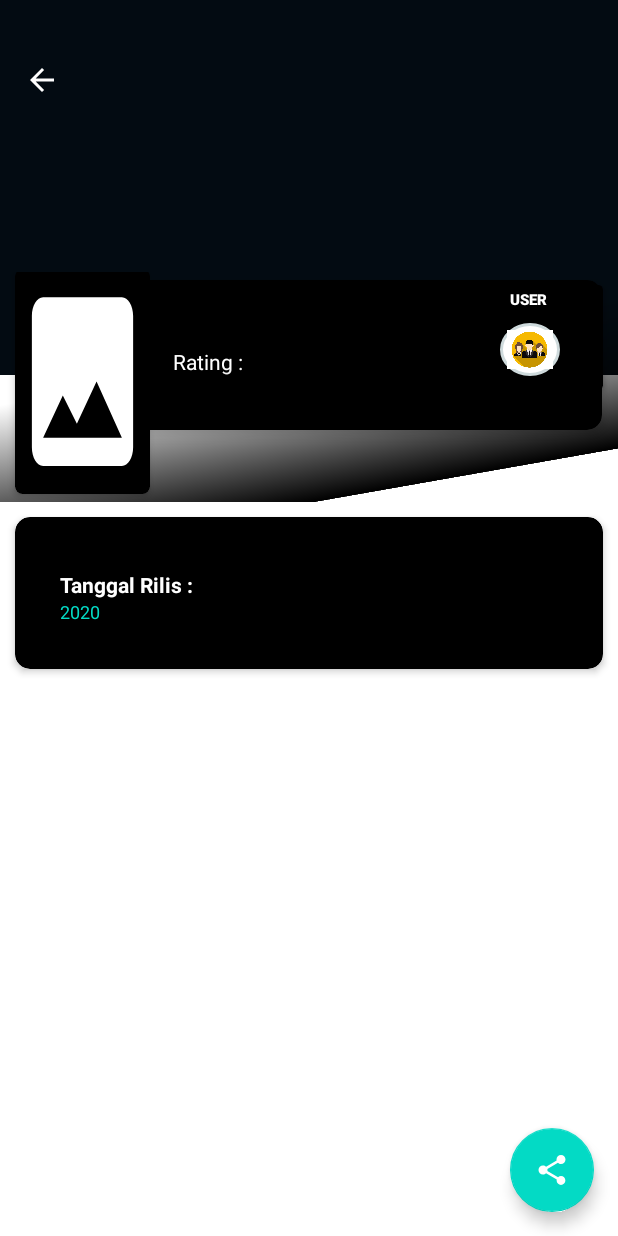
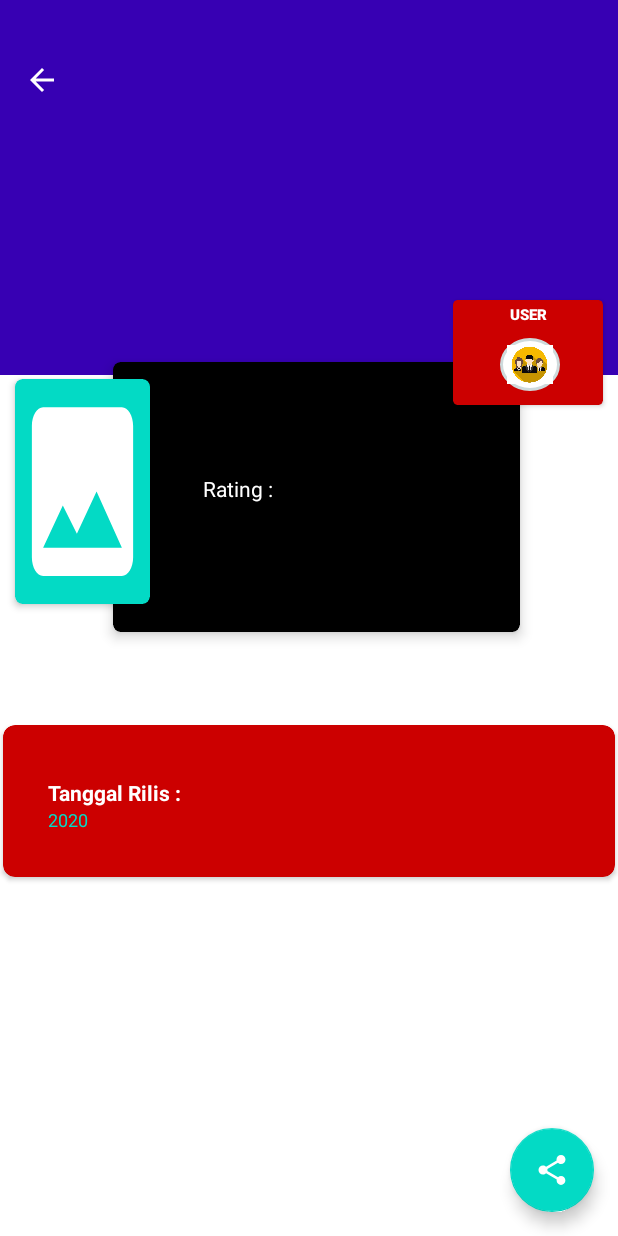
Before and after one commit to lulusalsabila/AplikasiFilmKita, an Android app: the DetailMovieActivity screen opened directly, with no data from a screen before it, on a phone screen of 412 x 824 dp. Run offline under Robolectric (Android 15) with nearby library versions, the light colour scheme and no system bars; libraries missing offline, so code that uses them is left out: com.androidnetworking, com.androidnetworking.common, com.androidnetworking.error, com.androidnetworking.interfaces, com.github.ivbaranov.mfb; plain views replace DiagonalLayout, KenBurnsView; pictures from the network do not load.

Commit message:
Project Update 7

```diff
--- a/app/src/main/java/com/example/filmkita/activities/DetailMovieActivity.java
+++ b/app/src/main/java/com/example/filmkita/activities/DetailMovieActivity.java
@@ -75,9 +75,9 @@
                     getSupportActionBar().setDisplayHomeAsUpEnabled(true);
 
                     progressDialog = new ProgressDialog(this);
-                    progressDialog.setTitle("Please Wait..");
+                    progressDialog.setTitle("Mohon Tunggu..");
                     progressDialog.setCancelable(false);
-                    progressDialog.setMessage("Trailer Loading..");
+                    progressDialog.setMessage("Sedang Loading Data..");
 
                     ratingBar = findViewById(R.id.ratingBar);
                     imgCover = findViewById(R.id.coveratas);
@@ -128,7 +128,7 @@
                 String description = modelMovie.getOverview();
                 shareIntent.putExtra(Intent.EXTRA_SUBJECT, subject);
                 shareIntent.putExtra(Intent.EXTRA_TEXT, subject + "\n\n" + description + "\n\n" + movieURL);
-                startActivity(Intent.createChooser(shareIntent, "Share With :"));
+                startActivity(Intent.createChooser(shareIntent, "Bagikan :"));
             }
         });
 
--- a/app/src/main/res/drawable/bg_rounded.xml
+++ b/app/src/main/res/drawable/bg_rounded.xml
@@ -1,6 +1,6 @@
 <?xml version="1.0" encoding="utf-8"?>
 <shape xmlns:android="http://schemas.android.com/apk/res/android"
     android:shape="rectangle">
-    <solid android:color="#01051B" />
+    <solid android:color="@color/colorPrimaryDark" />
     <corners android:radius="15dp" />
 </shape>
--- a/app/src/main/res/drawable/design_header.xml
+++ b/app/src/main/res/drawable/design_header.xml
@@ -1,7 +1,7 @@
 <?xml version="1.0" encoding="utf-8"?>
 <vector android:height="84.0dip" android:width="360.0dip" android:viewportWidth="360.0" android:viewportHeight="84.0"
     xmlns:android="http://schemas.android.com/apk/res/android" xmlns:aapt="http://schemas.android.com/aapt">
-    <path android:fillColor="#010B13" android:pathData="M-120,-20a300,160 0,1 0,600 0a300,160 0,1 0,-600 0z" android:strokeColor="#00000000" android:strokeWidth="1.0" android:fillType="evenOdd" />
+    <path android:fillColor="#003047" android:pathData="M-120,-20a300,160 0,1 0,600 0a300,160 0,1 0,-600 0z" android:strokeColor="#00000000" android:strokeWidth="1.0" android:fillType="evenOdd" />
     <path android:fillColor="#FFFFFF" android:pathData="M360,19C352.582,41.202 331.338,50.823 296.266,47.862C243.659,43.422 200.15,29.245 146.721,63.404C111.102,86.176 62.195,72.3 -0,21.775L-0,108C54.667,129.333 114.667,140 180,140C245.333,140 305.333,129.333 360,108L360,19Z" android:strokeColor="#00000000" android:strokeWidth="1.0" android:fillAlpha="0.06" android:fillType="evenOdd" />
     <path android:fillColor="#ffece1ff" android:pathData="M360,1.097C336.2,-3.603 310.871,6.803 284.011,32.315C243.722,70.584 228.244,69.217 193.816,55.478C159.389,41.739 55.35,33.012 -0,64C-36.9,84.659 -36.9,99.325 -0,108C53.333,129.333 113.333,140 180,140C246.667,140 306.667,129.333 360,108L360,1.097Z" android:strokeColor="#00000000" android:strokeWidth="1.0" android:fillAlpha="0.05" android:fillType="evenOdd" />
 </vector>
--- a/app/src/main/res/drawable/ic_movie.xml
+++ b/app/src/main/res/drawable/ic_movie.xml
@@ -4,6 +4,6 @@
     android:viewportWidth="24.0"
     android:viewportHeight="24.0">
     <path
-        android:fillColor="#FFFFFF"
+        android:fillColor="#000000"
         android:pathData="M18,4l2,4h-3l-2,-4h-2l2,4h-3l-2,-4H8l2,4H7L5,4H4c-1.1,0 -1.99,0.9 -1.99,2L2,18c0,1.1 0.9,2 2,2h16c1.1,0 2,-0.9 2,-2V4h-4z"/>
 </vector>
--- a/app/src/main/res/layout/activity_detail_film.xml
+++ b/app/src/main/res/layout/activity_detail_film.xml
@@ -16,7 +16,7 @@
             android:id="@+id/coveratas"
             android:layout_width="match_parent"
             android:layout_height="match_parent"
-            android:background="#030B12"
+            android:background="@color/colorPrimaryDark"
             android:scaleType="fitXY" />
     </com.github.florent37.diagonallayout.DiagonalLayout>
 
@@ -60,23 +60,26 @@
                     android:layout_height="match_parent"
                     android:layout_gravity="bottom"
                     android:orientation="vertical"
-                    android:paddingStart="30dp"
+                    android:paddingStart="15dp"
                     android:paddingEnd="5dp">
 
                     <androidx.cardview.widget.CardView
-                        android:layout_width="match_parent"
-                        android:layout_height="wrap_content"
-                        android:layout_marginStart="20dp"
-                        android:layout_marginEnd="20dp"
-                        android:layout_margin="5dp"
-                        app:cardBackgroundColor="#000000"
-                        app:cardCornerRadius="10dp"
+                        android:layout_width="700dp"
+                        android:layout_height="180dp"
+                        android:layout_alignParentStart="true"
+                        android:layout_margin="60dp"
+                        android:layout_marginStart="50dp"
+                        android:layout_marginTop="5dp"
+                        android:layout_marginEnd="50dp"
+                        android:layout_marginBottom="5dp"
+                        app:cardBackgroundColor="@android:color/black"
+                        app:cardCornerRadius="5dp"
                         app:cardElevation="5dp">
 
                         <LinearLayout
                             android:layout_width="match_parent"
                             android:layout_height="wrap_content"
-                            android:layout_marginStart="60dp"
+                            android:layout_marginStart="40dp"
                             android:layout_marginEnd="10dp"
                             android:orientation="vertical"
                             android:padding="20dp">
@@ -101,27 +104,16 @@
                             </LinearLayout>
 
                             <RelativeLayout
-                                android:layout_width="wrap_content"
-                                android:layout_height="wrap_content">
+                                android:layout_width="100dp"
+                                android:layout_height="80dp">
 
                                 <TextView
                                     android:id="@+id/tvVote"
-                                    android:layout_width="wrap_content"
+                                    android:layout_width="100dp"
                                     android:layout_height="wrap_content"
                                     android:layout_alignParentStart="true"
                                     android:layout_centerInParent="true"
                                     android:text="Rating :"
-                                    android:textColor="@android:color/white"
-                                    android:textSize="14sp" />
-
-                                <TextView
-                                    android:id="@+id/tvRating"
-                                    android:layout_width="wrap_content"
-                                    android:layout_height="wrap_content"
-                                    android:layout_centerInParent="true"
-                                    android:layout_marginStart="5dp"
-                                    android:layout_toEndOf="@id/tvVote"
-                                    android:singleLine="true"
                                     android:textColor="@android:color/white"
                                     android:textSize="14sp" />
 
@@ -147,7 +139,7 @@
                     android:layout_marginStart="10dp"
                     android:layout_marginBottom="3dp"
                     android:gravity="center"
-                    app:cardBackgroundColor="#000000"
+                    app:cardBackgroundColor="@color/colorAccent"
                     app:cardCornerRadius="5dp"
                     app:cardElevation="3dp">
 
@@ -163,23 +155,22 @@
 
                 <LinearLayout
                     android:layout_width="match_parent"
-                    android:layout_height="100dp"
+                    android:layout_height="30dp"
                     android:layout_gravity="bottom"
-                    android:layout_marginStart="-50dp"
-                    android:layout_marginEnd="-50dp"
-                    android:background="@drawable/bg_overlay"
+                    android:layout_marginStart="20dp"
+                    android:layout_marginEnd="20dp"
                     android:orientation="horizontal"
-                    android:rotation="-10" />
+                    android:rotation="10" />
 
             </FrameLayout>
 
             <androidx.cardview.widget.CardView
                 android:layout_width="match_parent"
                 android:layout_height="wrap_content"
-                android:layout_margin="10dp"
-                app:cardBackgroundColor="#000000"
-                app:cardCornerRadius="10dp"
-                app:cardElevation="3dp">
+                android:layout_margin="2dp"
+                app:cardBackgroundColor="@android:color/holo_red_dark"
+                app:cardCornerRadius="8dp"
+                app:cardElevation="2dp">
 
                 <LinearLayout
                     android:layout_width="match_parent"
@@ -239,9 +230,9 @@
         android:layout_width="wrap_content"
         android:layout_height="70dp"
         android:layout_alignParentEnd="true"
-        android:layout_marginTop="190dp"
+        android:layout_marginTop="200dp"
         android:layout_marginEnd="10dp"
-        app:cardBackgroundColor="#000000"
+        app:cardBackgroundColor="@android:color/holo_red_dark"
         app:cardCornerRadius="3dp"
         app:cardElevation="2dp">
 
--- a/app/src/main/res/layout/activity_main.xml
+++ b/app/src/main/res/layout/activity_main.xml
@@ -43,7 +43,6 @@
             android:layout_marginStart="16dp"
             android:layout_marginEnd="16dp"
             android:layout_marginBottom="5dp"
-            android:background="@drawable/bg_rounded"
             android:elevation="8dp"
             android:padding="5dp">
 
@@ -52,10 +51,9 @@
                 android:layout_width="match_parent"
                 android:layout_height="wrap_content"
                 android:layout_weight="1"
-                app:bt_colorActive="#81c784"
+                app:bt_colorActive="@color/colorPrimaryDark"
                 app:bt_colorInactive="#78909c"
                 app:bt_icon="@drawable/ic_movie"
-                app:bt_shape="@drawable/tab_movie_color"
                 app:bt_title="Movie"
                 app:bt_titlePadding="5dp"
                 app:bt_titleSize="10sp" />
--- a/app/src/main/res/layout/list_item_film.xml
+++ b/app/src/main/res/layout/list_item_film.xml
@@ -21,7 +21,7 @@
                 android:layout_width="match_parent"
                 android:layout_height="wrap_content"
                 android:layout_margin="5dp"
-                app:cardBackgroundColor="#020A10"
+                app:cardBackgroundColor="@color/colorPrimaryDark"
                 app:cardCornerRadius="10dp"
                 app:cardElevation="3dp">
 
```
Also changed, not shown: app/src/main/java/com/example/filmkita/NotificationReleaseReceiver.java (deleted, +0 -140 lines), app/src/main/res/drawable/bg_shading.xml (deleted, +0 -8 lines), app/src/main/res/drawable/tab_movie_color.xml (deleted, +0 -9 lines), app/src/main/res/layout/activity_setting.xml (+4 -4 lines).
